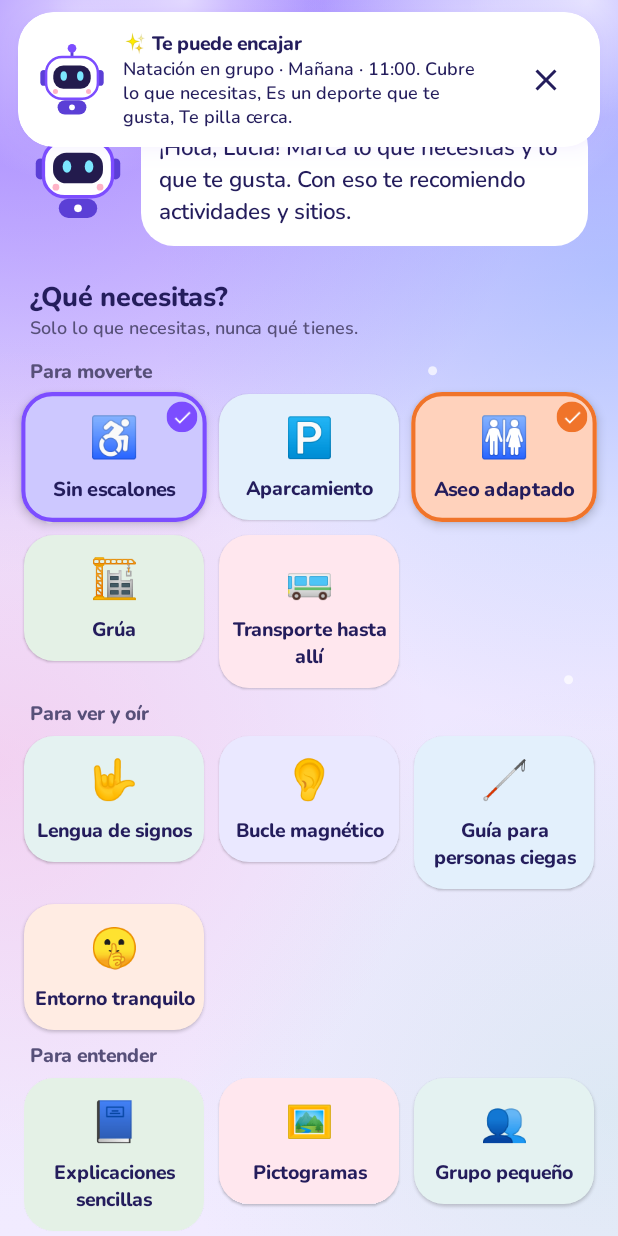
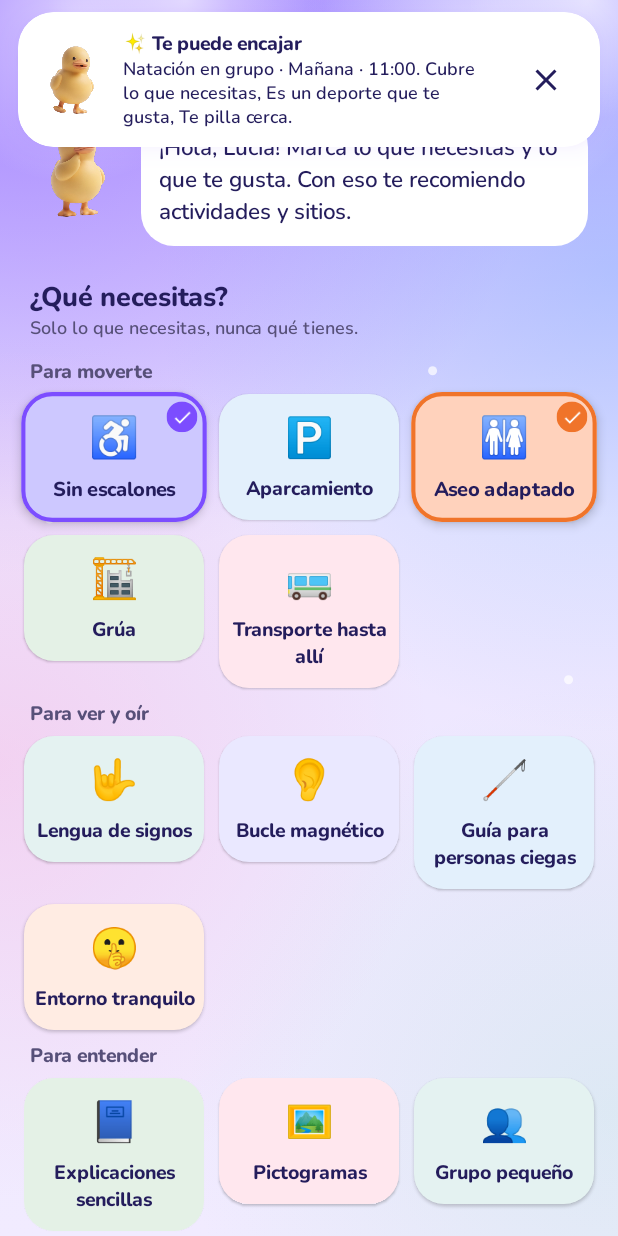
Before and after one commit to javierromeo1612/fit-in-ia, an Android app built with Jetpack Compose: the screen it shows after launch (MainActivity), after a tap on "Comenzar", on a phone screen of 412 x 824 dp. Run offline under Robolectric (Android 15) with nearby library versions, the phone set to English and light mode, and no system bars; 1 statement that could not run was skipped.

Commit message:
Cuac, el patito, sustituye al robot en toda la app y en el chat
Co-Authored-By: Claude Opus 5.5 <noreply@anthropic.com>
Claude-Session: https://claude.ai/code/session_01BrcfxEjT774GhiUEJrMWyC

```diff
--- a/app/src/main/java/com/marbellup/fitin/ui/Kit.kt
+++ b/app/src/main/java/com/marbellup/fitin/ui/Kit.kt
@@ -141,45 +141,28 @@ fun IconBadge(icon: ImageVector, color: Color, size: Dp = 36.dp, filled: Boolean
     ) { Icon(icon, contentDescription = null, tint = if (filled) Color.White else color, modifier = Modifier.size(size * 0.58f)) }
 }
 
+/** Poses de Cuac, el patito mascota de Fit-In (fotos en res/drawable-nodpi/cuac_*.png). */
+enum class Cuac(val image: Int) {
+    Saluda(com.marbellup.fitin.R.drawable.cuac_saluda),     // hablando, el de siempre
+    Feliz(com.marbellup.fitin.R.drawable.cuac_feliz),       // saltando con las alas abiertas
+    Piensa(com.marbellup.fitin.R.drawable.cuac_piensa),     // con el ala en la barbilla
+    Duerme(com.marbellup.fitin.R.drawable.cuac_duerme),     // ojos cerrados: nada que hacer
+    Enfadado(com.marbellup.fitin.R.drawable.cuac_enfadado), // ceño fruncido: algo ha ido mal
+}
+
 /**
- * Mascota de Fit-In: un robot amable dibujado en vectores (sin imágenes externas).
- * [waving] levanta un brazo; [happy] le cierra los ojos en sonrisa.
+ * Mascota de Fit-In: Cuac, un patito amarillo. [happy] lo pone saltando de alegría;
+ * [pose] elige cualquier otra postura.
  */
 @Composable
-fun Mascot(size: Dp = 64.dp, modifier: Modifier = Modifier, happy: Boolean = false) {
-    val violet = MaterialTheme.colorScheme.primary
-    val light = LocalExtra.current.hero
-    val navy = Color(0xFF231B4D)
-    val eye = Color(0xFF7CE7FF)
-    Canvas(modifier.size(size).semantics { contentDescription = "Mascota de Fit-In" }) {
-        val w = this.size.width
-        val h = this.size.height
-        // Antena
-        drawLine(violet, Offset(w * 0.5f, h * 0.18f), Offset(w * 0.5f, h * 0.06f), strokeWidth = w * 0.04f)
-        drawCircle(light, radius = w * 0.06f, center = Offset(w * 0.5f, h * 0.06f))
-        // Orejas
-        drawRoundRect(violet, Offset(w * 0.06f, h * 0.36f), Size(w * 0.1f, h * 0.22f), CornerRadius(w * 0.05f))
-        drawRoundRect(violet, Offset(w * 0.84f, h * 0.36f), Size(w * 0.1f, h * 0.22f), CornerRadius(w * 0.05f))
-        // Cabeza
-        drawRoundRect(Color.White, Offset(w * 0.14f, h * 0.18f), Size(w * 0.72f, h * 0.58f), CornerRadius(w * 0.22f))
-        drawRoundRect(light, Offset(w * 0.14f, h * 0.18f), Size(w * 0.72f, h * 0.58f), CornerRadius(w * 0.22f),
-            style = Stroke(width = w * 0.035f))
-        // Visor
-        drawRoundRect(navy, Offset(w * 0.24f, h * 0.30f), Size(w * 0.52f, h * 0.32f), CornerRadius(w * 0.14f))
-        if (happy) {
-            drawArc(eye, 200f, 140f, false, Offset(w * 0.32f, h * 0.38f), Size(w * 0.12f, h * 0.12f), style = Stroke(w * 0.035f))
-            drawArc(eye, 200f, 140f, false, Offset(w * 0.56f, h * 0.38f), Size(w * 0.12f, h * 0.12f), style = Stroke(w * 0.035f))
-        } else {
-            drawOval(eye, Offset(w * 0.34f, h * 0.38f), Size(w * 0.09f, h * 0.13f))
-            drawOval(eye, Offset(w * 0.57f, h * 0.38f), Size(w * 0.09f, h * 0.13f))
-        }
-        // Mofletes
-        drawCircle(Color(0xFFFFB3C7), radius = w * 0.035f, center = Offset(w * 0.27f, h * 0.66f))
-        drawCircle(Color(0xFFFFB3C7), radius = w * 0.035f, center = Offset(w * 0.73f, h * 0.66f))
-        // Cuerpo
-        drawRoundRect(violet, Offset(w * 0.3f, h * 0.78f), Size(w * 0.4f, h * 0.2f), CornerRadius(w * 0.1f))
-        drawCircle(Color.White, radius = w * 0.04f, center = Offset(w * 0.5f, h * 0.88f))
-    }
+fun Mascot(size: Dp = 64.dp, modifier: Modifier = Modifier, happy: Boolean = false, pose: Cuac? = null) {
+    val p = pose ?: if (happy) Cuac.Feliz else Cuac.Saluda
+    Image(
+        painterResource(p.image),
+        contentDescription = "Cuac, la mascota de Fit-In",
+        contentScale = ContentScale.Fit,
+        modifier = modifier.size(size),
+    )
 }
 
 /** Botón principal en degradado violeta, en píldora y a todo lo ancho. */
@@ -791,13 +774,13 @@ fun ActivityCover(a: Activity, modifier: Modifier = Modifier, small: Boolean = f
 
 /** Mascota que flota suavemente arriba y abajo (da vida a las pantallas). */
 @Composable
-fun FloatingMascot(size: Dp, modifier: Modifier = Modifier, happy: Boolean = false) {
+fun FloatingMascot(size: Dp, modifier: Modifier = Modifier, happy: Boolean = false, pose: Cuac? = null) {
     val t = rememberInfiniteTransition(label = "mascota")
     val dy by t.animateFloat(
         initialValue = 0f, targetValue = -8f,
         animationSpec = infiniteRepeatable(tween(1400, easing = FastOutSlowInEasing), RepeatMode.Reverse), label = "flotar",
     )
-    Mascot(size, modifier.graphicsLayer { translationY = dy * density }, happy = happy)
+    Mascot(size, modifier.graphicsLayer { translationY = dy * density }, happy = happy, pose = pose)
 }
 
 /** Barra de progreso que se rellena con animación. */
--- a/app/src/main/java/com/marbellup/fitin/ui/screens/AiSearchScreen.kt
+++ b/app/src/main/java/com/marbellup/fitin/ui/screens/AiSearchScreen.kt
@@ -75,7 +75,7 @@ fun AiSearchScreen(state: AppState) {
             }
 
             Row(Modifier.padding(horizontal = 20.dp), verticalAlignment = Alignment.CenterVertically) {
-                com.marbellup.fitin.ui.FloatingMascot(64.dp)
+                com.marbellup.fitin.ui.FloatingMascot(64.dp, pose = com.marbellup.fitin.ui.Cuac.Piensa)
                 Text(
                     say("¡Hola, ${state.userName}! Marca lo que necesitas y lo que te gusta. Con eso te recomiendo actividades y sitios.",
                         "Marca lo que necesitas. Yo te digo qué hacer y dónde."),
--- a/app/src/main/java/com/marbellup/fitin/ui/screens/CalendarScreen.kt
+++ b/app/src/main/java/com/marbellup/fitin/ui/screens/CalendarScreen.kt
@@ -170,7 +170,7 @@ fun CalendarScreen(state: AppState, bottomBar: @Composable () -> Unit) {
                     if (dayItems.isEmpty()) {
                         GlassCard {
                             Row(Modifier.padding(16.dp), verticalAlignment = Alignment.CenterVertically) {
-                                FloatingMascot(52.dp)
+                                FloatingMascot(52.dp, pose = com.marbellup.fitin.ui.Cuac.Duerme)
                                 Column(Modifier.weight(1f).padding(start = 12.dp)) {
                                     Text("Este día está libre", style = MaterialTheme.typography.titleMedium)
                                     Text("Elige un día con punto o mira las actividades en Inicio.", style = MaterialTheme.typography.bodyMedium)
--- a/app/src/main/java/com/marbellup/fitin/ui/screens/ModelScreen.kt
+++ b/app/src/main/java/com/marbellup/fitin/ui/screens/ModelScreen.kt
@@ -47,7 +47,7 @@ fun ModelScreen(state: AppState) {
 
             GlassCard(Modifier.padding(horizontal = 16.dp), color = x.lilac) {
                 Row(Modifier.padding(16.dp), verticalAlignment = Alignment.CenterVertically) {
-                    Mascot(64.dp, happy = true)
+                    Mascot(64.dp, pose = com.marbellup.fitin.ui.Cuac.Piensa)
                     Column(Modifier.weight(1f).padding(start = 12.dp)) {
                         Text("Funciono dentro de tu móvil", style = MaterialTheme.typography.titleMedium)
                         Text(
--- a/app/src/main/java/com/marbellup/fitin/ui/screens/NotificationsScreen.kt
+++ b/app/src/main/java/com/marbellup/fitin/ui/screens/NotificationsScreen.kt
@@ -53,7 +53,7 @@ fun NotificationsScreen(state: AppState) {
 
             if (state.notifications.isEmpty()) {
                 Row(Modifier.padding(24.dp), verticalAlignment = Alignment.CenterVertically) {
-                    Mascot(56.dp)
+                    Mascot(56.dp, pose = com.marbellup.fitin.ui.Cuac.Duerme)
                     Text("Aún no hay avisos. Cuando salga algo que encaje contigo, aparecerá aquí y en tu móvil.",
                         style = MaterialTheme.typography.bodyLarge, modifier = Modifier.padding(start = 12.dp))
                 }
--- a/app/src/main/java/com/marbellup/fitin/ui/theme/Theme.kt
+++ b/app/src/main/java/com/marbellup/fitin/ui/theme/Theme.kt
@@ -26,7 +26,7 @@ import com.marbellup.fitin.R
 /*
  * Estilo (rediseño 2026): app deportiva luminosa en lila y violeta, con fondos en degradado
  * suave, tarjetas blancas tipo cristal muy redondeadas, botones en píldora, fotos de cada
- * deporte y la mascota robot de Fit-In como asistente.
+ * deporte y Cuac, el patito mascota de Fit-In como asistente.
  * Los estados conservan su significado: verde = comprobado, ámbar = falta algo,
  * rojo = barrera. Siempre van acompañados de texto. Todos los textos cumplen contraste AA.
  */
```
Also changed, not shown: app/src/main/java/com/marbellup/fitin/ui/screens/SearchScreen.kt (+4 -4 lines), app/src/main/assets/chat/cuac.png (added), app/src/main/res/drawable-nodpi/cuac_duerme.png (added), app/src/main/res/drawable-nodpi/cuac_enfadado.png (added), app/src/main/res/drawable-nodpi/cuac_feliz.png (added), app/src/main/res/drawable-nodpi/cuac_piensa.png (added), app/src/main/res/drawable-nodpi/cuac_saluda.png (added), 1 other file.
